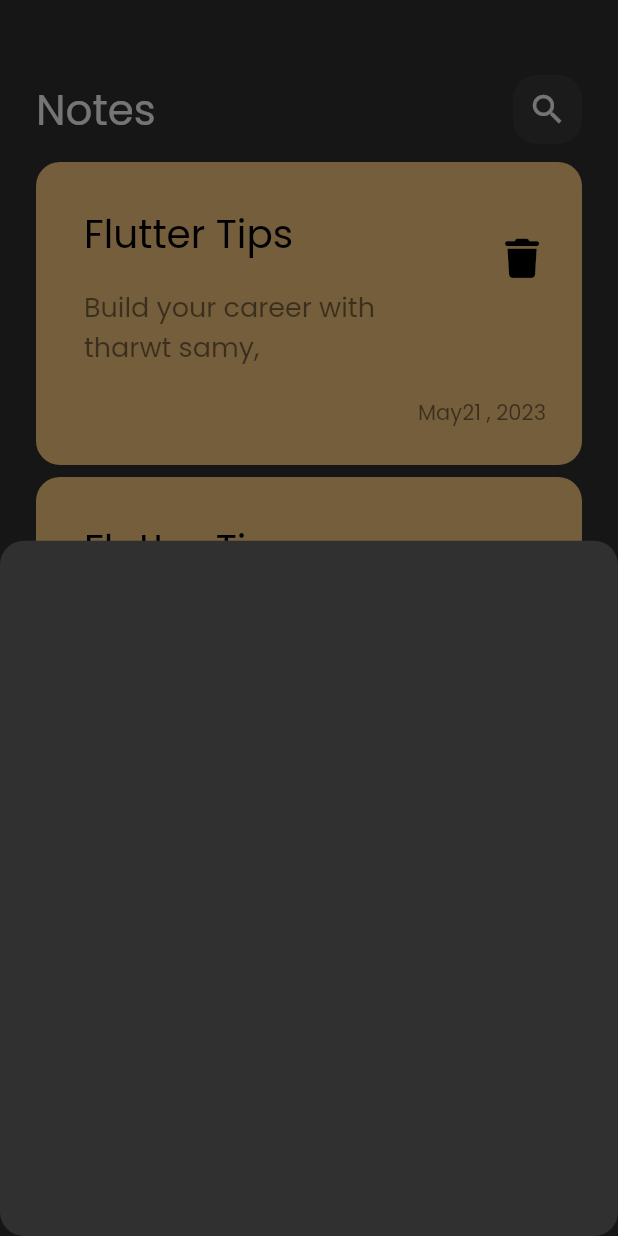
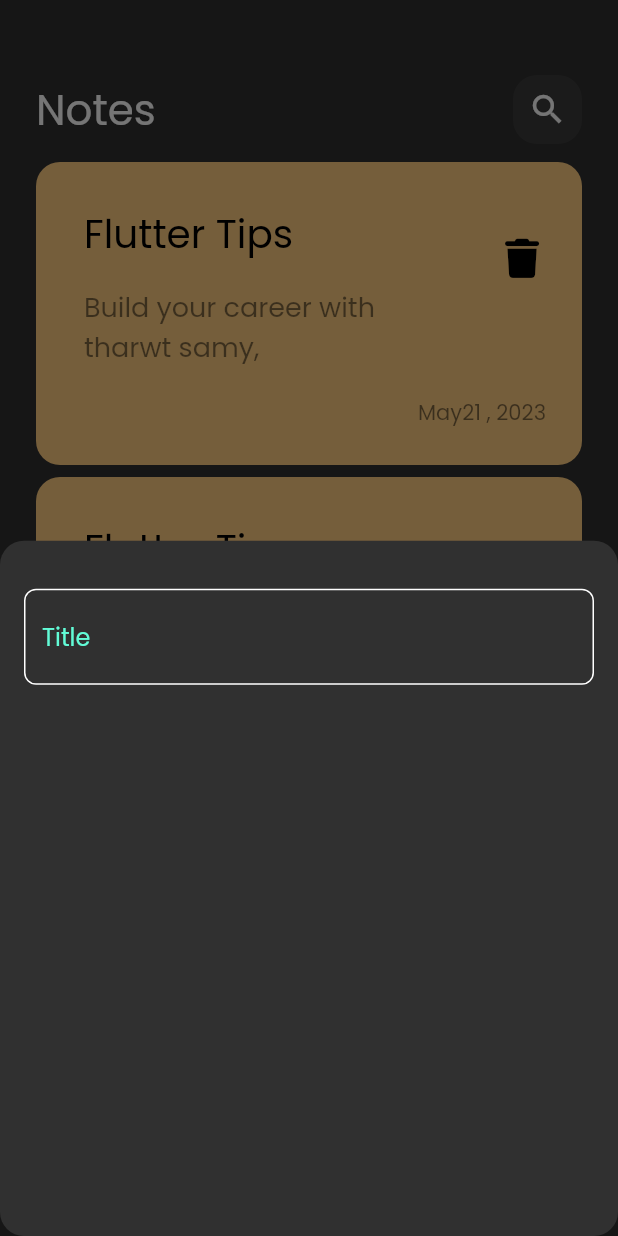
Before and after one commit to ahhmedsafwat/note_app, a Flutter app: the screen it shows after launch, after a tap on the "add" icon, on a phone screen of 412 x 824 dp. Run offline on Flutter 3.47's test engine with Material 2 defaults, Android fonts, the phone set to English and light mode, and no system bars; our stand-ins replace font_awesome_flutter.

Commit message:
constituted the custom text field

```diff
--- a/lib/constants.dart
+++ b/lib/constants.dart
@@ -1,5 +1,7 @@
 import 'package:flutter/material.dart';
 
-Color mainColor = Colors.black;
+Color KTextColor = Colors.black;
 
-Color secondaryColor = Colors.black.withOpacity(0.5);
+Color KsecondaryTextColor = Colors.black.withOpacity(0.5);
+
+const KPrimaryColor = Color(0xff62fcd7);
--- a/lib/widgets/add_note_botton_sheet.dart
+++ b/lib/widgets/add_note_botton_sheet.dart
@@ -1,10 +1,21 @@
 import 'package:flutter/material.dart';
+import 'package:note_app/widgets/custom_text_field.dart';
 
 class AddNoteButtonSheet extends StatelessWidget {
   const AddNoteButtonSheet({super.key});
 
   @override
   Widget build(BuildContext context) {
-    return Container();
+    return Padding(
+      padding: const EdgeInsets.symmetric(horizontal: 16.0),
+      child: Column(
+        children: const [
+          SizedBox(
+            height: 32,
+          ),
+          CustomTextField()
+        ],
+      ),
+    );
   }
 }
--- /dev/null
+++ b/lib/widgets/custom_text_field.dart
@@ -0,0 +1,30 @@
+import "package:flutter/material.dart";
+import "package:note_app/constants.dart";
+
+class CustomTextField extends StatelessWidget {
+  const CustomTextField({super.key});
+
+  @override
+  Widget build(BuildContext context) {
+    return TextField(
+      decoration: InputDecoration(
+        hintText: 'Title',
+        hintStyle: const TextStyle(color: KPrimaryColor),
+        border: buildBorder(
+          Colors.white,
+        ),
+        enabledBorder: buildBorder(Colors.white),
+        focusedBorder: buildBorder(
+          KPrimaryColor,
+        ),
+      ),
+    );
+  }
+
+  OutlineInputBorder buildBorder([color]) {
+    return OutlineInputBorder(
+      borderRadius: BorderRadius.circular(8),
+      borderSide: BorderSide(color: color ?? Colors.white),
+    );
+  }
+}
--- a/lib/widgets/note_item.dart
+++ b/lib/widgets/note_item.dart
@@ -22,7 +22,7 @@ class NoteItem extends StatelessWidget {
           title: Text(
             'Flutter Tips',
             style: TextStyle(
-              color: mainColor,
+              color: KTextColor,
               fontSize: 26,
             ),
           ),
@@ -31,7 +31,7 @@ class NoteItem extends StatelessWidget {
             child: Text(
               'Build your career with tharwt samy,',
               style: TextStyle(
-                color: secondaryColor,
+                color: KsecondaryTextColor,
                 fontSize: 18,
               ),
             ),
@@ -40,7 +40,7 @@ class NoteItem extends StatelessWidget {
               onPressed: () {},
               icon: Icon(
                 FontAwesomeIcons.trash,
-                color: mainColor,
+                color: KTextColor,
                 size: 26,
               )),
         ),
@@ -48,7 +48,7 @@ class NoteItem extends StatelessWidget {
           padding: const EdgeInsets.only(right: 24),
           child: Text(
             'May21 , 2023',
-            style: TextStyle(color: secondaryColor, fontSize: 14),
+            style: TextStyle(color: KsecondaryTextColor, fontSize: 14),
           ),
         )
       ]),
```
